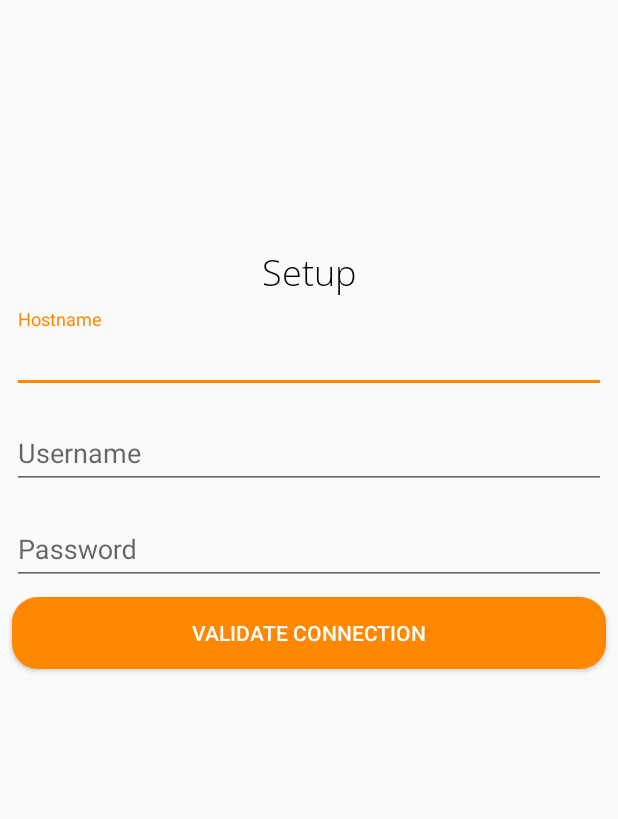
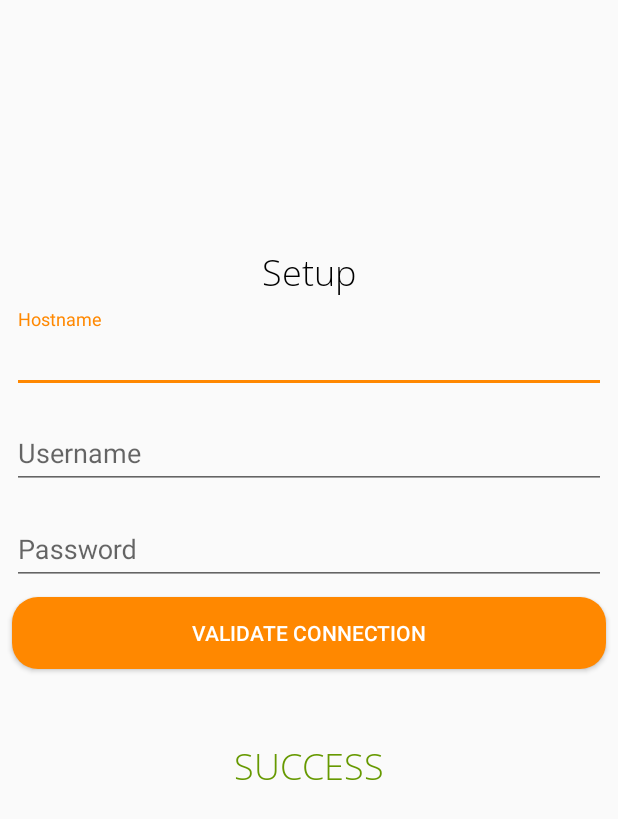
Before and after one commit to Shynixn/enternot-app, an Android app: the layout fragment_testconnection.xml on its own in the app's theme, with its tools: preview values and no code run, on a phone screen of 412 x 824 dp. Shown: the top 819 px of the screen. Run offline under Robolectric (Android 15) with nearby library versions, the phone set to English and light mode, and no system bars.

Commit message:
Added configuration checking.

```diff
--- a/app/src/main/java/at/jku/enternot/contract/ConfigurationActivityViewModel.kt
+++ b/app/src/main/java/at/jku/enternot/contract/ConfigurationActivityViewModel.kt
@@ -18,6 +18,11 @@ interface ConfigurationActivityViewModel {
     fun getConfiguration(): LiveData<Configuration>
 
     /**
+     * Gets the state if connection is successful.
+     */
+    fun getSuccessfullState(): MutableLiveData<Boolean>
+
+    /**
      * Saves the given configuration.
      */
     fun saveConfiguration(configuration: Configuration)
--- a/app/src/main/java/at/jku/enternot/entity/Configuration.kt
+++ b/app/src/main/java/at/jku/enternot/entity/Configuration.kt
@@ -1,3 +1,3 @@
 package at.jku.enternot.entity
 
-class Configuration(var hostname: String, var username: String, var password: String)
+class Configuration(var hostname: String, var username: String, var password: String, var configured: Boolean)
--- a/app/src/main/java/at/jku/enternot/service/ConfigurationServiceImpl.kt
+++ b/app/src/main/java/at/jku/enternot/service/ConfigurationServiceImpl.kt
@@ -17,6 +17,7 @@ class ConfigurationServiceImpl : ConfigurationService {
             putString("hostname", configuration.hostname)
             putString("username", configuration.username)
             putString("password", configuration.password)
+            putBoolean("configured", configuration.configured)
             // Security Concerns: SharedPreferences has the same security level as the account manager in android.
             // They both are getting stored in an apps personal storage which is only accessible by the app creating it. The AccountManager should be used once you get
             // an online authentication service (OAuth, Tokens...), but to keep it simple with Basic Authentication we use this.
@@ -35,7 +36,8 @@ class ConfigurationServiceImpl : ConfigurationService {
         val hostname = sharedPref.getString("hostname", null) ?: return null
         val username = sharedPref.getString("username", null) ?: return null
         val password = sharedPref.getString("password", null) ?: return null
+        val configured = sharedPref.getBoolean("configured", false)
 
-        return Configuration(hostname, username, password)
+        return Configuration(hostname, username, password, configured)
     }
 }
--- a/app/src/main/java/at/jku/enternot/service/ConnectionServiceIml.kt
+++ b/app/src/main/java/at/jku/enternot/service/ConnectionServiceIml.kt
@@ -54,9 +54,6 @@ class ConnectionServiceIml(private val configurationService: ConfigurationServic
         val configuration = configurationService.getConfiguration(context)
                 ?: throw IllegalArgumentException("Configuration cannot be null!")
 
-        Thread.sleep(5000)
-
-
         val hostnameURL = URL(configuration.hostname + url)
         val conn = hostnameURL.openConnection() as HttpURLConnection
         val basicAuth = "Basic " + String(Base64.encode((configuration.username + ":" + configuration.password).toByteArray(Charsets.UTF_8), Base64.DEFAULT))
--- a/app/src/main/res/layout/fragment_testconnection.xml
+++ b/app/src/main/res/layout/fragment_testconnection.xml
@@ -115,5 +115,21 @@
         android:orientation="horizontal"
         app:layout_constraintGuide_percent="0.20"/>
 
+    <TextView
+        android:id="@+id/textView_success_configurationPage"
+        android:layout_width="wrap_content"
+        android:layout_height="wrap_content"
+        android:layout_marginEnd="8dp"
+        android:layout_marginStart="8dp"
+        android:layout_marginTop="24dp"
+        android:fontFamily="@font/open_sans_light"
+        android:text="Success"
+        android:textAllCaps="true"
+        android:textColor="@android:color/holo_green_dark"
+        android:textSize="24sp"
+        app:layout_constraintEnd_toEndOf="parent"
+        app:layout_constraintStart_toStartOf="parent"
+        app:layout_constraintTop_toBottomOf="@+id/progressbar_testConnection_configurationPage" />
+
 
 </android.support.constraint.ConstraintLayout>
```
Also changed, not shown: app/src/main/java/at/jku/enternot/ConfigurationActivity.kt (+27 -7 lines), app/src/main/java/at/jku/enternot/ConfigurationTestConnectionFragment.kt (+22 -18 lines), app/src/main/java/at/jku/enternot/viewmodel/ConfigurationActivityViewModelImpl.kt (+13 -0 lines).
